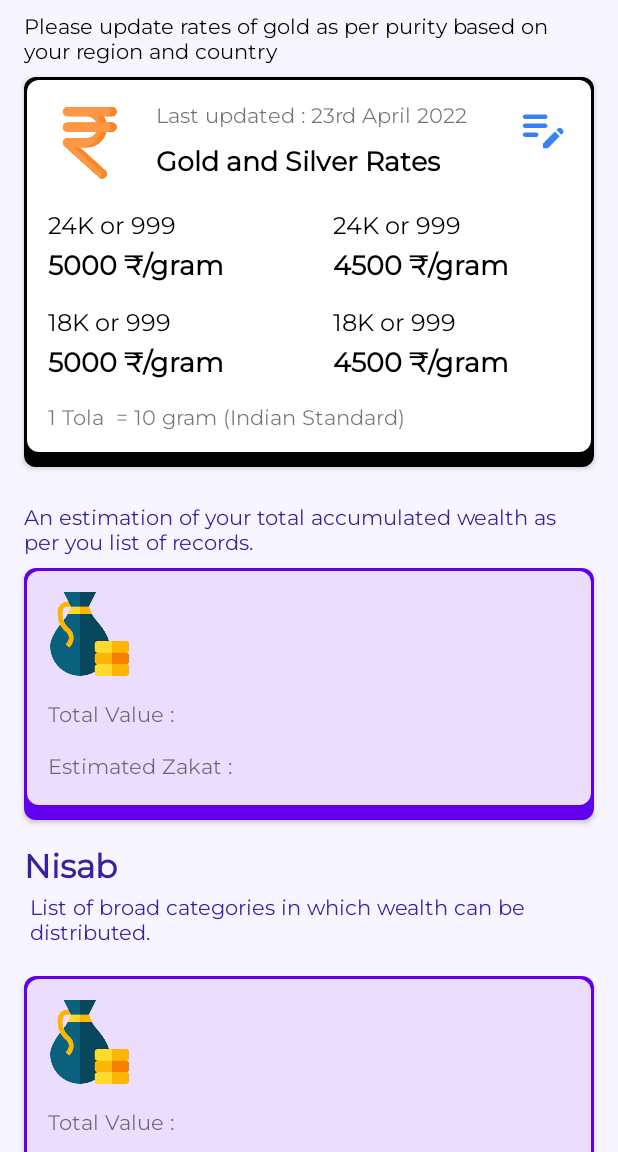
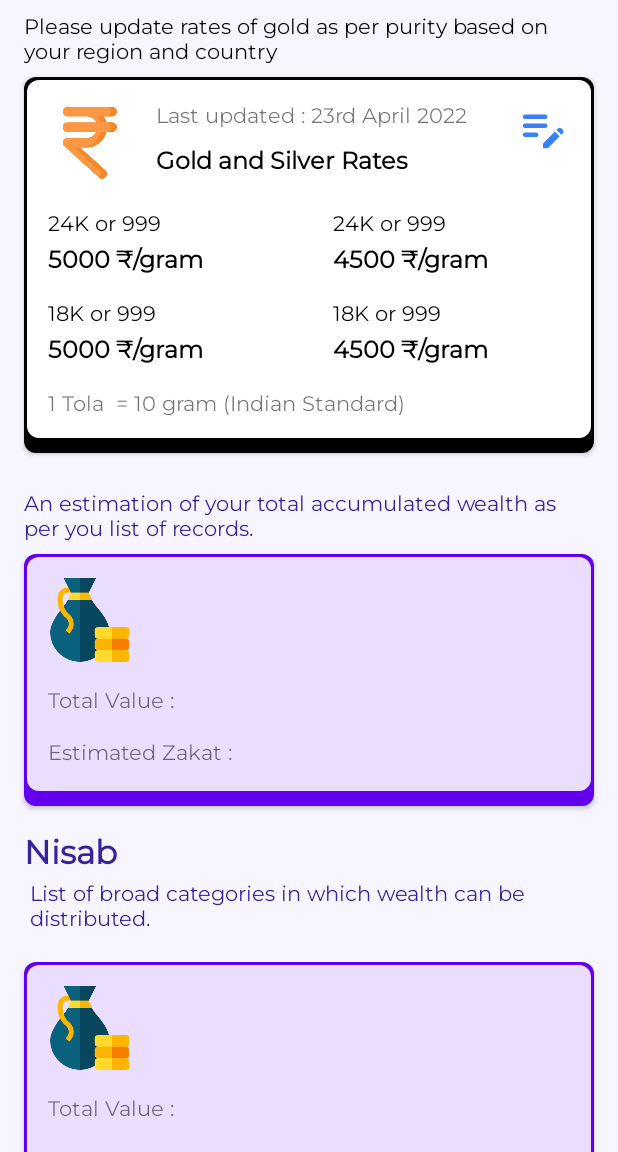
Before and after one commit to fazal88/Zakat-Nisab, an Android app built with Jetpack Compose: the screen it shows after launch (MainActivity), on a phone screen of 412 x 824 dp, the part 84-1236 px from its top. Run offline under Robolectric (Android 15) with nearby library versions, the phone set to English and light mode, and no system bars; our stand-ins replace Dagger/Hilt's generated code, Room's generated code, data binding; libraries missing offline, so code that uses them is left out: com.google.firebase.remoteconfig; network calls fail; 6 statements that could not run were skipped.

Commit message:
bug fix and query added for category item

```diff
--- a/app/src/main/java/com/androidvoyage/zakat/model/NisabCategoryItem.kt
+++ b/app/src/main/java/com/androidvoyage/zakat/model/NisabCategoryItem.kt
@@ -1,12 +1,20 @@
 package com.androidvoyage.zakat.model
+
+import android.os.Parcelable
+import androidx.room.Entity
+import androidx.room.PrimaryKey
+import kotlinx.parcelize.Parcelize
 
 /**
  * Created by Fazal on 16/04/22.
  * Copyright (c) 2022 PayNearby. All rights reserved.
  */
+@Entity(tableName = "category")
+@Parcelize
 data class NisabCategoryItem(
-    var type : String,
-    val totalValue : Long,
-    val zakatValue : Long,
-    val lastUpdated : Long,
-)
+    @PrimaryKey
+    val type : String,
+    val totalValue : Long = 0,
+    val zakatValue : Long = 0,
+    val lastUpdated : Long = System.currentTimeMillis(),
+) : Parcelable
--- a/app/src/main/java/com/androidvoyage/zakat/model/NisabDao.kt
+++ b/app/src/main/java/com/androidvoyage/zakat/model/NisabDao.kt
@@ -26,4 +26,13 @@ interface NisabDao {
 
     @Query("SELECT * FROM nisab WHERE type IN (:nisabType)")
     fun getNisabs(nisabType : String) : LiveData<List<NisabItem>>
+
+    @Insert
+    suspend fun insertNisabCategory(item : NisabCategoryItem)
+
+    @Update
+    suspend fun updateNisabCategory(item : NisabCategoryItem)
+
+    @Query("SELECT * FROM category")
+    fun getNisabCategory() : LiveData<List<NisabCategoryItem>>
 }
--- a/app/src/main/java/com/androidvoyage/zakat/model/NisabDatabase.kt
+++ b/app/src/main/java/com/androidvoyage/zakat/model/NisabDatabase.kt
@@ -9,7 +9,7 @@ import androidx.room.RoomDatabase
  * Created by Fazal on 16/02/22.
  * Copyright (c) 2022 PayNearby. All rights reserved.
  */
-@Database(entities = [NisabItem::class], version = 1)
+@Database(entities = [NisabItem::class,NisabCategoryItem::class], version = 1)
 abstract class NisabDatabase : RoomDatabase() {
 
     abstract fun nisabDao(): NisabDao
--- a/app/src/main/java/com/androidvoyage/zakat/screens/dashboard/DashboardFragment.kt
+++ b/app/src/main/java/com/androidvoyage/zakat/screens/dashboard/DashboardFragment.kt
@@ -1,6 +1,7 @@
 package com.androidvoyage.zakat.screens.dashboard
 
 import android.content.Context
+import android.database.sqlite.SQLiteConstraintException
 import android.graphics.Color
 import android.graphics.drawable.ColorDrawable
 import android.os.Bundle
@@ -12,9 +13,15 @@ import androidx.compose.foundation.ExperimentalFoundationApi
 import androidx.fragment.app.Fragment
 import androidx.lifecycle.Observer
 import androidx.lifecycle.ViewModelProvider
-import com.androidvoyage.zakat.screens.main.MainActivity
 import com.androidvoyage.zakat.R
 import com.androidvoyage.zakat.databinding.DashboardFragmentBinding
+import com.androidvoyage.zakat.model.Features
+import com.androidvoyage.zakat.model.NisabCategoryItem
+import com.androidvoyage.zakat.screens.main.MainActivity
+import com.androidvoyage.zakat.util.Utils
+import kotlinx.coroutines.CoroutineScope
+import kotlinx.coroutines.Dispatchers
+import kotlinx.coroutines.launch
 
 @ExperimentalFoundationApi
 class DashboardFragment : Fragment() {
@@ -45,17 +52,39 @@ class DashboardFragment : Fragment() {
 
         viewModel.isOptionClick.observe(viewLifecycleOwner, Observer {
             it?.let {
-                if(it){
+                if (it) {
                     showPopupMenu(binding.ivOption)
                     viewModel.isOptionClick.postValue(false)
                 }
             }
         })
 
+        (requireActivity() as MainActivity).database.nisabDao().getNisabCategory()
+            .observe(viewLifecycleOwner) {
+                it?.let {
+                    if(it.isEmpty()){
+                        Utils.showToast(requireContext(),"empty",false)
+                        CoroutineScope(Dispatchers.Default).launch {
+                            for (i in Features.prefTitleList) {
+                                try {
+                                    (requireActivity() as MainActivity).database.nisabDao()
+                                        .insertNisabCategory(NisabCategoryItem(i))
+                                } catch (e: SQLiteConstraintException) {
+                                }
+                            }
+                        }
+                    }else{
+                        viewModel.adapter.submitList(it)
+                    }
+                }
+            }
+
         viewModel.clickedFeature.observe(viewLifecycleOwner, Observer {
             it?.let {
                 viewModel.clickedFeature.postValue(null)
-                (requireActivity() as MainActivity).navController.navigate(DashboardFragmentDirections.actionDashboardFragmentToListFragment(it))
+                (requireActivity() as MainActivity).navController.navigate(
+                    DashboardFragmentDirections.actionDashboardFragmentToListFragment(it)
+                )
             }
         })
 
@@ -68,7 +97,8 @@ class DashboardFragment : Fragment() {
     }
 
     private fun showPopupMenu(infoView: View) {
-        val inflater = requireActivity().getSystemService(Context.LAYOUT_INFLATER_SERVICE) as LayoutInflater
+        val inflater =
+            requireActivity().getSystemService(Context.LAYOUT_INFLATER_SERVICE) as LayoutInflater
         val view = inflater.inflate(R.layout.layout_popup_menu, null)
         val filterPopup = PopupWindow(
             view,
--- a/app/src/main/java/com/androidvoyage/zakat/screens/dashboard/DashboardViewModel.kt
+++ b/app/src/main/java/com/androidvoyage/zakat/screens/dashboard/DashboardViewModel.kt
@@ -30,12 +30,6 @@ class DashboardViewModel : ViewModel() {
             0,
             System.currentTimeMillis()
         )
-
-        val list = mutableListOf<NisabCategoryItem>()
-        for (i in Features.prefTitleList){
-            list.add(NisabCategoryItem(i,0,0,System.currentTimeMillis()))
-        }
-        adapter.submitList(list)
     }
 
     fun onClickOption() {
--- a/app/src/main/res/layout/item_metal_values.xml
+++ b/app/src/main/res/layout/item_metal_values.xml
@@ -61,7 +61,7 @@
             android:layout_marginTop="4dp"
             android:text="Gold and Silver Rates"
             android:textColor="@color/black"
-            android:textSize="18sp"
+            android:textSize="16sp"
             android:textStyle="bold"
             app:layout_constraintBottom_toBottomOf="@+id/iv_item"
             app:layout_constraintEnd_toEndOf="parent"
@@ -77,7 +77,7 @@
 
             android:text="24K or 999"
             android:textColor="@color/black"
-            android:textSize="16sp"
+            android:textSize="14sp"
             app:layout_constraintEnd_toStartOf="@+id/tv_label_22"
             app:layout_constraintStart_toStartOf="parent"
             app:layout_constraintTop_toBottomOf="@+id/iv_item" />
@@ -90,7 +90,7 @@
 
             android:text="24K or 999"
             android:textColor="@color/black"
-            android:textSize="16sp"
+            android:textSize="14sp"
             app:layout_constraintEnd_toEndOf="parent"
             app:layout_constraintStart_toEndOf="@+id/tv_label_24"
             app:layout_constraintTop_toTopOf="@+id/tv_label_24" />
@@ -104,7 +104,7 @@
 
             android:text="5000 ₹/gram"
             android:textColor="@color/black"
-            android:textSize="18sp"
+            android:textSize="16sp"
             android:textStyle="bold"
             app:layout_constraintEnd_toStartOf="@+id/tv_22"
             app:layout_constraintStart_toStartOf="parent"
@@ -118,7 +118,7 @@
 
             android:text="4500 ₹/gram"
             android:textColor="@color/black"
-            android:textSize="18sp"
+            android:textSize="16sp"
             android:textStyle="bold"
             app:layout_constraintEnd_toEndOf="parent"
             app:layout_constraintStart_toEndOf="@+id/tv_24"
@@ -133,7 +133,7 @@
 
             android:text="18K or 999"
             android:textColor="@color/black"
-            android:textSize="16sp"
+            android:textSize="14sp"
             app:layout_constraintEnd_toStartOf="@+id/tv_label_14"
             app:layout_constraintStart_toStartOf="parent"
             app:layout_constraintTop_toBottomOf="@+id/tv_24" />
@@ -146,7 +146,7 @@
 
             android:text="18K or 999"
             android:textColor="@color/black"
-            android:textSize="16sp"
+            android:textSize="14sp"
             app:layout_constraintEnd_toEndOf="parent"
             app:layout_constraintStart_toEndOf="@+id/tv_label_18"
             app:layout_constraintTop_toTopOf="@+id/tv_label_18" />
@@ -159,7 +159,7 @@
             android:layout_marginTop="4dp"
             android:text="5000 ₹/gram"
             android:textColor="@color/black"
-            android:textSize="18sp"
+            android:textSize="16sp"
             android:textStyle="bold"
             app:layout_constraintEnd_toStartOf="@+id/tv_14"
             app:layout_constraintStart_toStartOf="parent"
@@ -174,7 +174,7 @@
 
             android:text="4500 ₹/gram"
             android:textColor="@color/black"
-            android:textSize="18sp"
+            android:textSize="16sp"
             android:textStyle="bold"
             app:layout_constraintBottom_toTopOf="@+id/tv_tola"
             app:layout_constraintEnd_toEndOf="parent"
```
